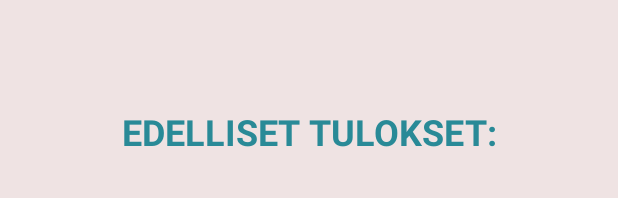
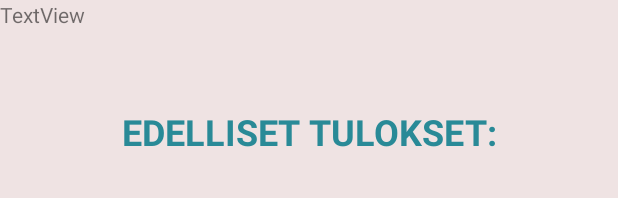
Before and after one commit to FitnessM8/MasterBranch, an Android app: the layout activity_previous_results.xml on its own in the app's theme, with its tools: preview values and no code run, on a phone screen of 412 x 824 dp. Shown: the top 198 px of the screen. Run offline under Robolectric (Android 15) with nearby library versions, the phone set to English and light mode, and no system bars.

Commit message:
started making list for previous results.. max values changed on height / weight

```diff
--- a/app/src/main/java/com/example/fitnessmate/Calculation.java
+++ b/app/src/main/java/com/example/fitnessmate/Calculation.java
@@ -1,15 +1,13 @@
 package com.example.fitnessmate;
 
-import android.content.Context;
 import android.util.Log;
 import android.view.View;
 import android.widget.TextView;
-import android.content.Intent;
+
 import androidx.appcompat.app.AppCompatActivity;
 
-import java.io.FileNotFoundException;
-
-import javax.xml.transform.Result;
+import java.util.ArrayList;
+import java.util.List;
 
 public class Calculation extends AppCompatActivity {
 
@@ -19,6 +17,8 @@ public class Calculation extends AppCompatActivity {
     double valueheightmeters;
     private static String bmiString;
     private static String bmiResult;
+    List<Double> results = new ArrayList<Double>();
+
 
     public void onClick(View view, TextView weightText, TextView heightText) {
 
@@ -29,11 +29,13 @@ public class Calculation extends AppCompatActivity {
 
         bmi = (valueweight / (valueheightmeters * valueheightmeters));
         bmiString = String.format("%.1f" , bmi);
+        results.add(bmi);
 
         Log.d("Tag", String.valueOf(valueheightmeters));
 
         if (bmi >= 30) {
             Log.d("Lihavuus", String.valueOf(bmi));
+
             bmiResult = "Lihavuus (normaali painoindeksi: 18.5 - 25)! Paras tapa pudottaa painoa on syömällä terveellisesta ja urheilulla. Vinkkejä saat painamalla alla olevasta napista.";
         } else if (bmi >= 25) {
             Log.d("Lievä lihavuus", String.valueOf(bmi));
@@ -59,4 +61,8 @@ public class Calculation extends AppCompatActivity {
     public String getClassification() {
         return this.bmiResult;
     }
+
+    public List<Double> getResults () {
+        return this.results;
+    }
 }
--- a/app/src/main/java/com/example/fitnessmate/MainActivity.java
+++ b/app/src/main/java/com/example/fitnessmate/MainActivity.java
@@ -45,7 +45,7 @@ public class MainActivity extends AppCompatActivity {
         heightText = (TextView) findViewById(R.id.height_Number2);
         button = (Button) findViewById(R.id.Calculate_Button);
         weightBar.setMax(300);
-        heightBar.setMax(220);
+        heightBar.setMax(300);
 
         male = findViewById(R.id.Male);
         female = findViewById(R.id.Female);
@@ -84,6 +84,7 @@ public class MainActivity extends AppCompatActivity {
 
                 if (weightText.getText().toString().equals("0") | heightText.getText().toString().equals("0") | ageText.getText().toString().equals("0")) {
                     Log.d("Error", String.valueOf(weightText));
+
                 } else {
 
 
--- a/app/src/main/java/com/example/fitnessmate/PreviousResults.java
+++ b/app/src/main/java/com/example/fitnessmate/PreviousResults.java
@@ -11,8 +11,6 @@ import android.view.View;
 import android.view.Window;
 import android.view.WindowManager;
 
-import com.google.gson.Gson;
-import com.google.gson.reflect.TypeToken;
 
 import java.lang.reflect.Type;
 import java.util.ArrayList;
@@ -26,7 +24,10 @@ public class PreviousResults extends AppCompatActivity {
         this.getWindow().setFlags(WindowManager.LayoutParams.FLAG_FULLSCREEN, WindowManager.LayoutParams.FLAG_FULLSCREEN);
         getSupportActionBar().hide();
         setContentView(R.layout.activity_previous_results);
+
     }
+
+
 
     public void backToStart(View view) {
         Intent backIntent = new Intent(PreviousResults.this, MainActivity.class);
--- a/app/src/main/res/layout/activity_previous_results.xml
+++ b/app/src/main/res/layout/activity_previous_results.xml
@@ -36,13 +36,12 @@
         app:layout_constraintTop_toTopOf="parent"
         app:layout_constraintVertical_bias="0.957" />
 
-    <androidx.recyclerview.widget.RecyclerView
-        android:id="@+id/bmi_result_list"
-        android:layout_width="409dp"
-        android:layout_height="557dp"
-        app:layout_constraintBottom_toTopOf="@+id/backButton"
-        app:layout_constraintEnd_toEndOf="parent"
-        app:layout_constraintStart_toStartOf="parent"
-        app:layout_constraintTop_toBottomOf="@+id/previous_bmi_results_text" />
+    <TextView
+        android:id="@+id/oldResults"
+        android:layout_width="189dp"
+        android:layout_height="203dp"
+        android:text="TextView"
+        tools:layout_editor_absoluteX="111dp"
+        tools:layout_editor_absoluteY="239dp" />
 
 </androidx.constraintlayout.widget.ConstraintLayout>
```
